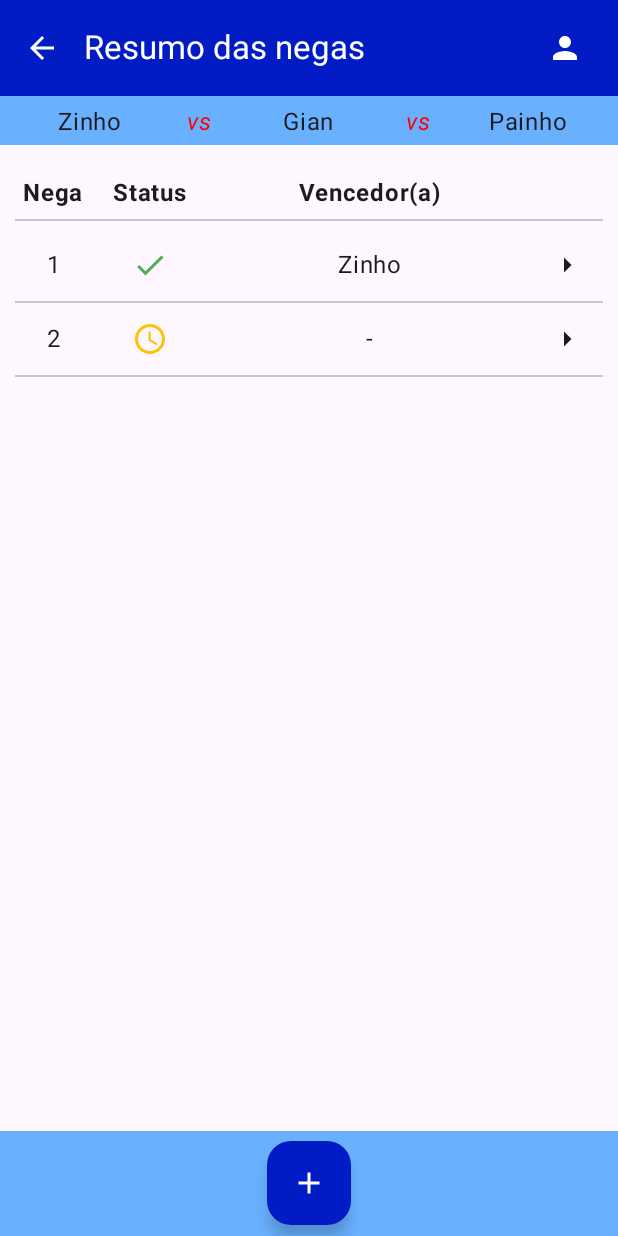
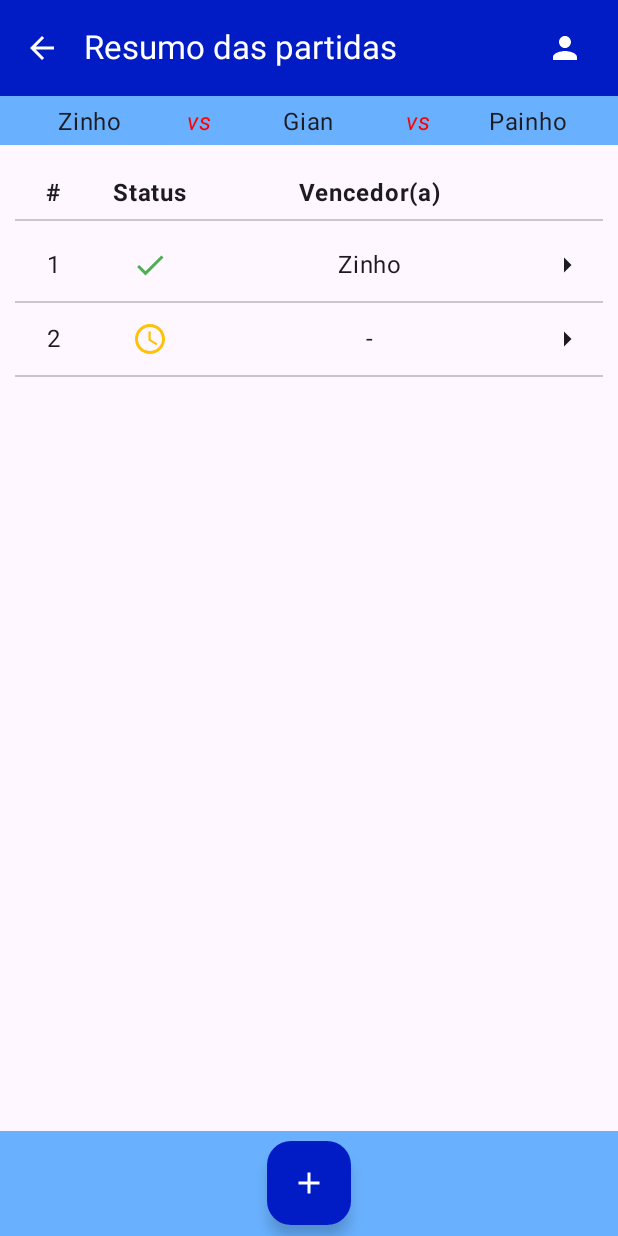
Before and after one commit to LuizJMF/placarburaco, an Android app built with Jetpack Compose: the @Preview function MatchSummaryScreenPreview, on a phone screen of 412 x 824 dp. Run offline under Robolectric (Android 15) with nearby library versions, the phone set to English and light mode, and no system bars.

Commit message:
Turn all strings "nega" into strings "match".

```diff
--- a/app/src/main/java/com/gmail/luizjmfilho/buraco/ui/MatchSummaryScreen.kt
+++ b/app/src/main/java/com/gmail/luizjmfilho/buraco/ui/MatchSummaryScreen.kt
@@ -1,10 +1,5 @@
 package com.gmail.luizjmfilho.buraco.ui
 
-import androidx.compose.foundation.LocalIndication
-import androidx.compose.foundation.gestures.detectTapGestures
-import androidx.compose.foundation.indication
-import androidx.compose.foundation.interaction.MutableInteractionSource
-import androidx.compose.foundation.interaction.PressInteraction
 import androidx.compose.foundation.layout.Arrangement
 import androidx.compose.foundation.layout.Box
 import androidx.compose.foundation.layout.Column
@@ -25,8 +20,6 @@ import androidx.compose.material.icons.filled.AccessTime
 import androidx.compose.material.icons.filled.Add
 import androidx.compose.material.icons.filled.ArrowRight
 import androidx.compose.material.icons.filled.Done
-import androidx.compose.material.icons.filled.FormatListNumbered
-import androidx.compose.material.icons.filled.Leaderboard
 import androidx.compose.material.icons.filled.People
 import androidx.compose.material.icons.filled.Person
 import androidx.compose.material3.AlertDialog
@@ -34,13 +27,10 @@ import androidx.compose.material3.BottomAppBar
 import androidx.compose.material3.Card
 import androidx.compose.material3.CardDefaults
 import androidx.compose.material3.Divider
-import androidx.compose.material3.DropdownMenu
-import androidx.compose.material3.DropdownMenuItem
 import androidx.compose.material3.FabPosition
 import androidx.compose.material3.FloatingActionButton
 import androidx.compose.material3.Icon
 import androidx.compose.material3.IconButton
-import androidx.compose.material3.MaterialTheme
 import androidx.compose.material3.RadioButton
 import androidx.compose.material3.RadioButtonDefaults
 import androidx.compose.material3.Scaffold
@@ -51,23 +41,18 @@ import androidx.compose.runtime.DisposableEffect
 import androidx.compose.runtime.collectAsState
 import androidx.compose.runtime.getValue
 import androidx.compose.runtime.mutableStateOf
-import androidx.compose.runtime.remember
 import androidx.compose.runtime.saveable.rememberSaveable
 import androidx.compose.runtime.setValue
 import androidx.compose.ui.Alignment
 import androidx.compose.ui.Modifier
 import androidx.compose.ui.graphics.Color
 import androidx.compose.ui.graphics.RectangleShape
-import androidx.compose.ui.input.pointer.pointerInput
-import androidx.compose.ui.layout.onSizeChanged
-import androidx.compose.ui.platform.LocalDensity
 import androidx.compose.ui.platform.LocalLifecycleOwner
 import androidx.compose.ui.res.pluralStringResource
 import androidx.compose.ui.res.stringResource
 import androidx.compose.ui.text.font.FontWeight
 import androidx.compose.ui.text.style.TextOverflow
 import androidx.compose.ui.tooling.preview.Preview
-import androidx.compose.ui.unit.DpOffset
 import androidx.compose.ui.unit.dp
 import androidx.hilt.navigation.compose.hiltViewModel
 import com.gmail.luizjmfilho.buraco.R
@@ -115,7 +100,7 @@ fun MatchSummaryScreenSecundaria(
         topBar = {
             DefaultTopBar(
                 onBackClick = onBackClick,
-                title = stringResource(R.string.nega_summary_title),
+                title = stringResource(R.string.match_summary_title),
                 icon = when(matchSummaryUiState.matchType) {
                     MatchType.Singles -> Icons.Filled.Person
                     MatchType.Doubles -> Icons.Filled.People
@@ -264,20 +249,26 @@ fun MatchSummaryScreenSecundaria(
                         .padding(start = 10.dp, end = 10.dp, top = 20.dp),
                     verticalArrangement = Arrangement.spacedBy(5.dp)
                 ) {
-                    Row {
+                    Row(
+                        verticalAlignment = Alignment.CenterVertically
+                    ) {
                         Text(
-                            text = stringResource(R.string.nega),
+                            text = "#",
                             modifier = Modifier
                                 .weight(0.12f)
                                 .wrapContentWidth(),
-                            fontWeight = FontWeight.Bold
+                            fontWeight = FontWeight.Bold,
+                            overflow = TextOverflow.Ellipsis,
+                            maxLines = 1
                         )
                         Text(
                             text = stringResource(R.string.status),
                             modifier = Modifier
                                 .weight(0.18f)
                                 .wrapContentWidth(),
-                            fontWeight = FontWeight.Bold
+                            fontWeight = FontWeight.Bold,
+                            overflow = TextOverflow.Ellipsis,
+                            maxLines = 1
                         )
                         Text(
                             text = pluralStringResource(
@@ -287,7 +278,9 @@ fun MatchSummaryScreenSecundaria(
                             modifier = Modifier
                                 .weight(0.5f)
                                 .wrapContentWidth(),
-                            fontWeight = FontWeight.Bold
+                            fontWeight = FontWeight.Bold,
+                            overflow = TextOverflow.Ellipsis,
+                            maxLines = 1
                         )
                         Spacer(modifier = Modifier.width(48.dp))
                     }
@@ -374,7 +367,7 @@ fun NewNegaDialog(
 
     AlertDialog(
         onDismissRequest = onDismissRequest,
-        title = { Text(text = stringResource(R.string.new_nega)) },
+        title = { Text(text = stringResource(R.string.new_match)) },
         text = {
             Column(
                 modifier = Modifier
--- a/app/src/main/res/values/strings.xml
+++ b/app/src/main/res/values/strings.xml
@@ -8,16 +8,16 @@
     <string name="new_player">Novo jogador</string>
     <string name="add">Adicionar</string>
     <string name="choose">Escolher</string>
-    <string name="create_match">Criar partida</string>
-    <string name="match_already_exists">Já existe uma partida criada com esses jogadores</string>
+    <string name="create_match">Criar grupo</string>
+    <string name="match_already_exists">Já existe um grupo criado com esses jogadores</string>
     <string name="confirm">Confirmar</string>
     <string name="delete_match_warning">Tem certeza que você quer cancelar essa partida? Todos os dados referentes a ela serão perdidos.</string>
-    <string name="nega">Nega</string>
+    <string name="partida">Partida</string>
     <string name="status">Status</string>
-    <string name="new_nega">Nova nega</string>
+    <string name="new_match">Nova partida</string>
     <string name="to_select_players_sequence">Selecione a ordem dos jogadores à mesa:</string>
     <string name="which_player_starts">Qual jogador começa a primeira mão?</string>
-    <string name="nega_summary_title">Resumo das negas</string>
+    <string name="match_summary_title">Resumo das partidas</string>
     <string name="perna">Perna</string>
     <string name="pernas_summary_title">Resumo das pernas</string>
     <string name="new_perna">Nova perna</string>
@@ -32,7 +32,7 @@
     <string name="player_comes_before_player">%1$s marca %2$s</string>
     <string name="team_number">Time %d</string>
     <string name="player_number">Jogador %d</string>
-    <string name="nega_number">Nega %d</string>
+    <string name="match_number">Partida %d</string>
     <string name="empty_name">Nome vazio</string>
     <string name="this_name_already_exists">Esse nome já existe</string>
     <plurals name="winner">
```
Also changed, not shown: app/src/main/java/com/gmail/luizjmfilho/buraco/ui/PernasSummaryScreen.kt (+13 -8 lines).
